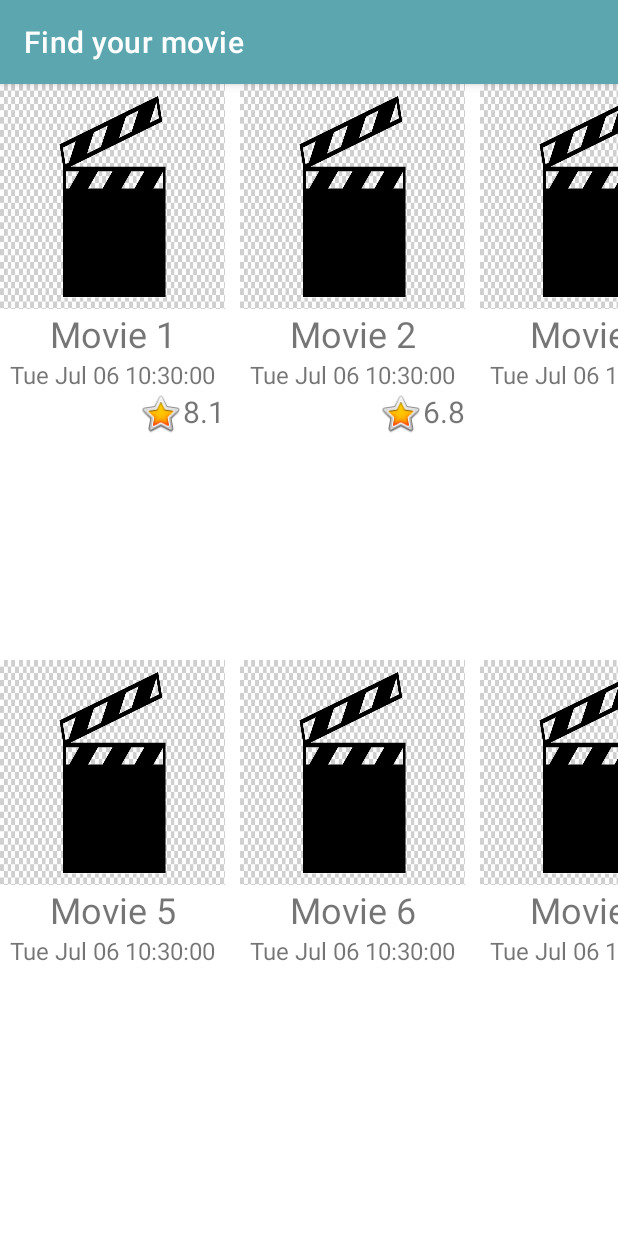
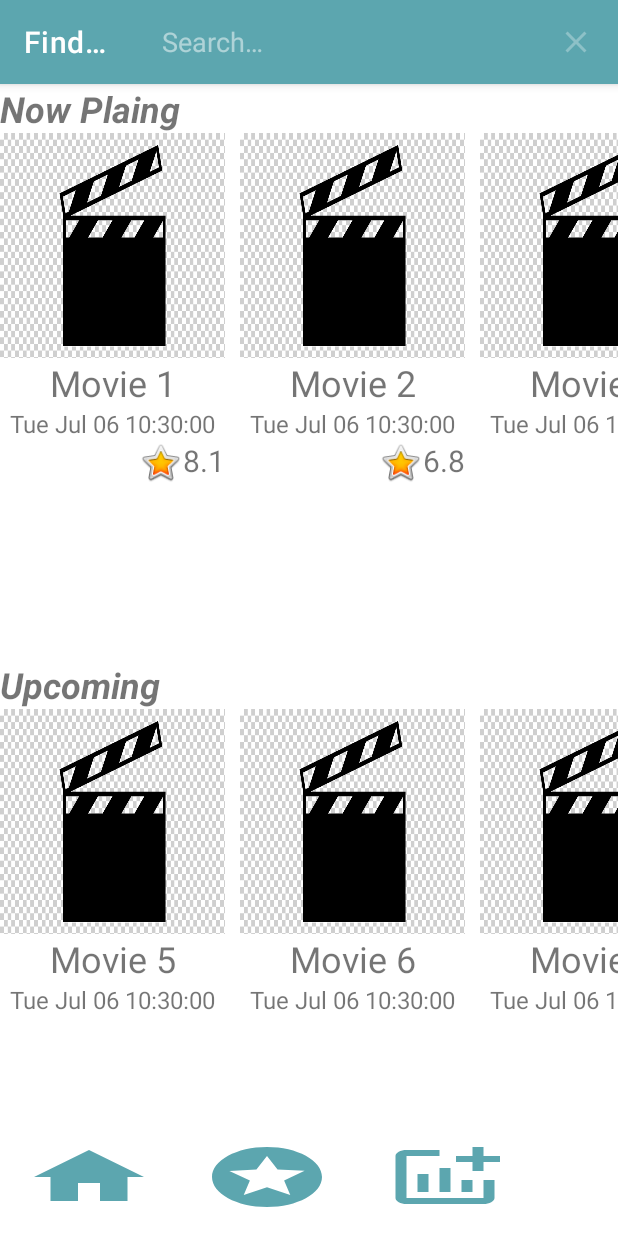
Before and after one commit to Amina1000/Movie, an Android app: the screen it shows after launch (MainActivity), after a tap on "Movie 1", on a phone screen of 412 x 824 dp. Run offline under Robolectric (Android 15) with nearby library versions, the phone set to English and light mode, and no system bars; 1 other tap on this screen came first.

Commit message:
Урок 2 Приложение для поиска фильмов задача — выстроить архитектуру MVVM для будущего приложения, создать заглушки для экранов и переходы между ними.

```diff
--- a/app/src/main/java/com/example/ammymovie/ui/main/model/Movie.kt
+++ b/app/src/main/java/com/example/ammymovie/ui/main/model/Movie.kt
@@ -3,6 +3,7 @@ package com.example.ammymovie.ui.main.model
 import java.util.*
 
 data class Movie(
+    // Класс для хранения данных
     val name:String,
     val releaseDate:Date,
     val favorite:Boolean=false,
--- a/app/src/main/java/com/example/ammymovie/ui/main/view/MainActivity.kt
+++ b/app/src/main/java/com/example/ammymovie/ui/main/view/MainActivity.kt
@@ -2,6 +2,12 @@ package com.example.ammymovie.ui.main.view
 
 import androidx.appcompat.app.AppCompatActivity
 import android.os.Bundle
+import android.view.Menu
+import android.view.MenuItem
+import android.widget.Toast
+import androidx.appcompat.widget.SearchView
+import androidx.appcompat.widget.Toolbar
+import com.example.ammymovie.R
 import com.example.ammymovie.databinding.MainActivityBinding
 import com.example.ammymovie.ui.main.view.MainFragment
 
@@ -21,4 +27,23 @@ class MainActivity : AppCompatActivity() {
                 .commitNow()
         }
     }
+
+    override fun onCreateOptionsMenu(menu: Menu?): Boolean {
+        // Здесь определяем меню приложения (активити)
+        menuInflater.inflate(R.menu.main_menu, menu)
+        val search = menu?.findItem(R.id.action_search) // поиск пункта меню поиска
+        val searchText = search?.actionView as SearchView // строка поиска
+        searchText.setOnQueryTextListener(object : SearchView.OnQueryTextListener {
+            // реагирует на конец ввода поиска
+            override fun onQueryTextSubmit(query: String): Boolean {
+                Toast.makeText(this@MainActivity, query, Toast.LENGTH_SHORT).show()
+                return true
+            }
+            // реагирует на нажатие каждой клавиши
+            override fun onQueryTextChange(newText: String): Boolean {
+                return true
+            }
+        })
+        return true
+    }
 }
--- a/app/src/main/java/com/example/ammymovie/ui/main/view/MainFragment.kt
+++ b/app/src/main/java/com/example/ammymovie/ui/main/view/MainFragment.kt
@@ -39,11 +39,13 @@ class MainFragment : Fragment() {
 
     override fun onViewCreated(view: View, savedInstanceState: Bundle?) {
         super.onViewCreated(view, savedInstanceState)
+        // Инициализация данных
         initRecycler()
         initViewModel()
     }
 
     private fun initRecycler() {
+        // Создаем два списка
         val recyclerviewPlaying = binding.recyclerPlaying
         val recyclerviewUpcoming = binding.recyclerUpcoming
 
@@ -70,6 +72,7 @@ class MainFragment : Fragment() {
     }
 
     private fun renderData(appState: AppState) {
+        //Заполняем списки
         val loadingLayout = binding.loadingLayout
         val mainView = binding.mainView
         when (appState) {
--- a/app/src/main/java/com/example/ammymovie/ui/main/view/NowPlayingFragmentAdapter.kt
+++ b/app/src/main/java/com/example/ammymovie/ui/main/view/NowPlayingFragmentAdapter.kt
@@ -11,6 +11,7 @@ import com.example.ammymovie.ui.main.model.Movie
 
 class NowPlayingFragmentAdapter : RecyclerView.Adapter<NowPlayingFragmentAdapter.ViewHolder>() {
 
+    // Адаптер для первого списка
     private var movieData: List<Movie> = listOf()
 
     fun setData(data: List<Movie>) {
--- a/app/src/main/java/com/example/ammymovie/ui/main/view/UpcomingFragmentAdapter.kt
+++ b/app/src/main/java/com/example/ammymovie/ui/main/view/UpcomingFragmentAdapter.kt
@@ -11,6 +11,7 @@ import com.example.ammymovie.ui.main.model.Movie
 
 class UpcomingFragmentAdapter : RecyclerView.Adapter<UpcomingFragmentAdapter.ViewHolder>() {
 
+    //Адаптер для второго списка
     private var movieData: List<Movie> = listOf()
 
     fun setData(data: List<Movie>) {
--- a/app/src/main/java/com/example/ammymovie/ui/main/viewmodel/AppState.kt
+++ b/app/src/main/java/com/example/ammymovie/ui/main/viewmodel/AppState.kt
@@ -3,6 +3,7 @@ package com.example.ammymovie.ui.main.viewmodel
 import com.example.ammymovie.ui.main.model.Movie
 
 sealed class AppState{
+    // Добавила второй параметр лист, для второго списка
     data class Success(val movieDataPlay: List<Movie>, val movieDataCome: List<Movie>) : AppState()
     data class Error(val error: Throwable) : AppState()
     object Loading : AppState()
--- a/app/src/main/java/com/example/ammymovie/ui/main/viewmodel/MainViewModel.kt
+++ b/app/src/main/java/com/example/ammymovie/ui/main/viewmodel/MainViewModel.kt
@@ -10,6 +10,7 @@ class MainViewModel (private val liveDataToObserve: MutableLiveData<AppState> =
                      private val repositoryImpl: Repository = RepositoryImpl()
 ) : ViewModel(){
 
+    // Получаем данные
     fun getLiveData() = liveDataToObserve
 
     fun getDataFromLocalSource() {
--- /dev/null
+++ b/app/src/main/res/drawable/ic_baseline_addchart_24.xml
@@ -0,0 +1,5 @@
+<vector android:height="24dp" android:tint="#F1EC45"
+    android:viewportHeight="24" android:viewportWidth="24"
+    android:width="24dp" xmlns:android="http://schemas.android.com/apk/res/android">
+    <path android:fillColor="@android:color/white" android:pathData="M22,5v2h-3v3h-2L17,7h-3L14,5h3L17,2h2v3h3zM19,19L5,19L5,5h6L11,3L5,3c-1.1,0 -2,0.9 -2,2v14c0,1.1 0.9,2 2,2h14c1.1,0 2,-0.9 2,-2v-6h-2v6zM15,13v4h2v-4h-2zM11,17h2L13,9h-2v8zM9,17v-6L7,11v6h2z"/>
+</vector>
--- /dev/null
+++ b/app/src/main/res/drawable/ic_baseline_home_24.xml
@@ -0,0 +1,5 @@
+<vector android:height="24dp" android:tint="#F1EC45"
+    android:viewportHeight="24" android:viewportWidth="24"
+    android:width="24dp" xmlns:android="http://schemas.android.com/apk/res/android">
+    <path android:fillColor="@android:color/white" android:pathData="M10,20v-6h4v6h5v-8h3L12,3 2,12h3v8z"/>
+</vector>
--- /dev/null
+++ b/app/src/main/res/drawable/ic_baseline_stars_24.xml
@@ -0,0 +1,5 @@
+<vector android:height="24dp" android:tint="#F1EC45"
+    android:viewportHeight="24" android:viewportWidth="24"
+    android:width="24dp" xmlns:android="http://schemas.android.com/apk/res/android">
+    <path android:fillColor="@android:color/white" android:pathData="M11.99,2C6.47,2 2,6.48 2,12s4.47,10 9.99,10C17.52,22 22,17.52 22,12S17.52,2 11.99,2zM16.23,18L12,15.45 7.77,18l1.12,-4.81 -3.73,-3.23 4.92,-0.42L12,5l1.92,4.53 4.92,0.42 -3.73,3.23L16.23,18z"/>
+</vector>
--- a/app/src/main/res/layout/item_now_playing.xml
+++ b/app/src/main/res/layout/item_now_playing.xml
@@ -2,7 +2,7 @@
 <LinearLayout xmlns:android="http://schemas.android.com/apk/res/android"
     xmlns:app="http://schemas.android.com/apk/res-auto"
     android:layout_width="wrap_content"
-    android:layout_height="match_parent"
+    android:layout_height="wrap_content"
     android:orientation="vertical">
     <androidx.appcompat.widget.AppCompatImageView
         android:id="@+id/image_view"
--- a/app/src/main/res/layout/item_upcoming.xml
+++ b/app/src/main/res/layout/item_upcoming.xml
@@ -2,7 +2,7 @@
 <LinearLayout xmlns:android="http://schemas.android.com/apk/res/android"
     xmlns:app="http://schemas.android.com/apk/res-auto"
     android:layout_width="wrap_content"
-    android:layout_height="match_parent"
+    android:layout_height="wrap_content"
     android:orientation="vertical">
 
     <androidx.appcompat.widget.AppCompatImageView
--- a/app/src/main/res/layout/main_activity.xml
+++ b/app/src/main/res/layout/main_activity.xml
@@ -1,8 +1,49 @@
 <?xml version="1.0" encoding="utf-8"?>
 <FrameLayout xmlns:android="http://schemas.android.com/apk/res/android"
     xmlns:tools="http://schemas.android.com/tools"
-    android:id="@+id/container"
     android:layout_width="match_parent"
     android:layout_height="match_parent"
     tools:context=".ui.main.view.MainActivity" >
+
+    <LinearLayout
+        android:id="@+id/container"
+        android:layout_width="match_parent"
+        android:layout_height="match_parent"
+        android:orientation="horizontal">
+    </LinearLayout>
+
+    <LinearLayout
+        android:layout_width="match_parent"
+        android:layout_height="wrap_content"
+        android:layout_gravity="bottom">
+
+        <com.google.android.material.button.MaterialButton
+            android:layout_width="wrap_content"
+            android:id="@+id/btnHome"
+            android:layout_height="wrap_content"
+            android:layout_margin="@dimen/margin_15_dp"
+            android:background="@drawable/ic_baseline_home_24"
+            >
+        </com.google.android.material.button.MaterialButton>
+
+        <com.google.android.material.button.MaterialButton
+            android:layout_width="wrap_content"
+            android:id="@+id/btnFavorite"
+            android:layout_height="wrap_content"
+            android:background="@drawable/ic_baseline_stars_24"
+            android:layout_margin="@dimen/margin_15_dp"
+            >
+        </com.google.android.material.button.MaterialButton>
+
+        <com.google.android.material.button.MaterialButton
+            android:layout_width="wrap_content"
+            android:id="@+id/btnRating"
+            android:layout_height="wrap_content"
+            android:layout_margin="@dimen/margin_15_dp"
+            android:background="@drawable/ic_baseline_addchart_24"
+            >
+        </com.google.android.material.button.MaterialButton>
+
+    </LinearLayout>
+
 </FrameLayout>
--- a/app/src/main/res/layout/main_fragment.xml
+++ b/app/src/main/res/layout/main_fragment.xml
@@ -10,6 +10,13 @@
         android:layout_width="match_parent"
         android:layout_height="match_parent"
         android:orientation="vertical">
+        <TextView
+            android:layout_width="match_parent"
+            android:layout_height="wrap_content"
+            android:text="@string/rec_view_play"
+            android:textSize="@dimen/title_size"
+            android:textStyle="bold|italic"/>
+
         <androidx.recyclerview.widget.RecyclerView
             android:id="@+id/recycler_playing"
             android:layout_width="match_parent"
@@ -19,7 +26,12 @@
             android:scrollbars="horizontal"
             app:layoutManager="LinearLayoutManager"
             tools:listitem="@layout/item_now_playing" />
-
+        <TextView
+            android:layout_width="match_parent"
+            android:layout_height="wrap_content"
+            android:text="Upcoming"
+            android:textSize="@dimen/title_size"
+            android:textStyle="bold|italic"/>
         <androidx.recyclerview.widget.RecyclerView
             android:id="@+id/recycler_upcoming"
             android:layout_width="match_parent"
--- /dev/null
+++ b/app/src/main/res/menu/main_menu.xml
@@ -0,0 +1,10 @@
+<?xml version="1.0" encoding="utf-8"?>
+<menu xmlns:android="http://schemas.android.com/apk/res/android"
+    xmlns:app="http://schemas.android.com/apk/res-auto">
+    <item
+        android:id="@+id/action_search"
+        android:icon="@android:drawable/ic_menu_search"
+        android:title="@string/search_menu_item"
+        app:actionViewClass="androidx.appcompat.widget.SearchView"
+        app:showAsAction="ifRoom"/>
+</menu>
--- a/app/src/main/res/values/strings.xml
+++ b/app/src/main/res/values/strings.xml
@@ -8,4 +8,6 @@
     <string name="item_naming">Naming</string>
     <string name="release_date">release date</string>
     <string name="rating">rating</string>
+    <string name="rec_view_play">Now Plaing</string>
+    <string name="search_menu_item">search</string>
 </resources>
```
Also changed, not shown: 1 other file.
